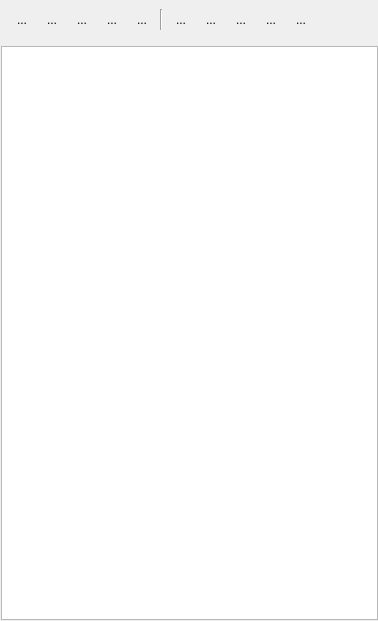
Before: the Qt Designer form sources/lusan/view/common/ui/LogExplorer.ui in aregtech/areg-sdk-tools, drawn with Qt 5.
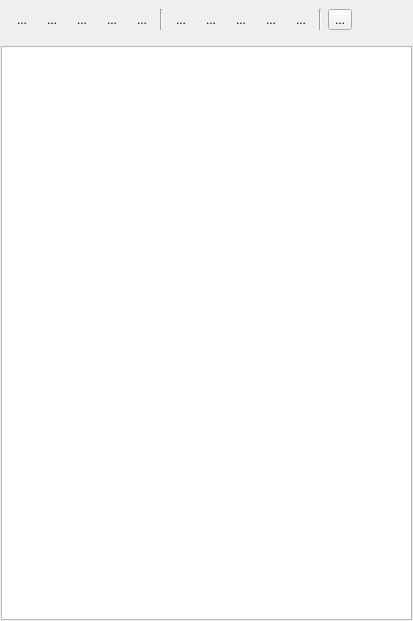
After: the same form once the commit is applied. Icons and pictures are not drawn.

Commit message: added icons, implemented move to bottom, documented methods.

What changed in the file:
```diff
--- a/sources/lusan/view/common/ui/LogExplorer.ui
+++ b/sources/lusan/view/common/ui/LogExplorer.ui
@@ -6,7 +6,7 @@
    <rect>
     <x>0</x>
     <y>0</y>
-    <width>378</width>
+    <width>413</width>
     <height>621</height>
    </rect>
   </property>
@@ -24,7 +24,7 @@
     <rect>
      <x>1</x>
      <y>0</y>
-     <width>377</width>
+     <width>411</width>
      <height>620</height>
     </rect>
    </property>
@@ -271,6 +271,29 @@
          </property>
         </widget>
        </item>
+       <item>
+        <widget class="Line" name="line">
+         <property name="orientation">
+          <enum>Qt::Orientation::Vertical</enum>
+         </property>
+        </widget>
+       </item>
+       <item>
+        <widget class="QToolButton" name="toolMoveBottom">
+         <property name="toolTip">
+          <string>Move at bottom of logs</string>
+         </property>
+         <property name="whatsThis">
+          <string>Click to move to bottom of the logs</string>
+         </property>
+         <property name="text">
+          <string>...</string>
+         </property>
+         <property name="icon">
+          <iconset theme="emblem-downloads"/>
+         </property>
+        </widget>
+       </item>
       </layout>
      </widget>
     </item>
```
The commit also changes 17 other files.
